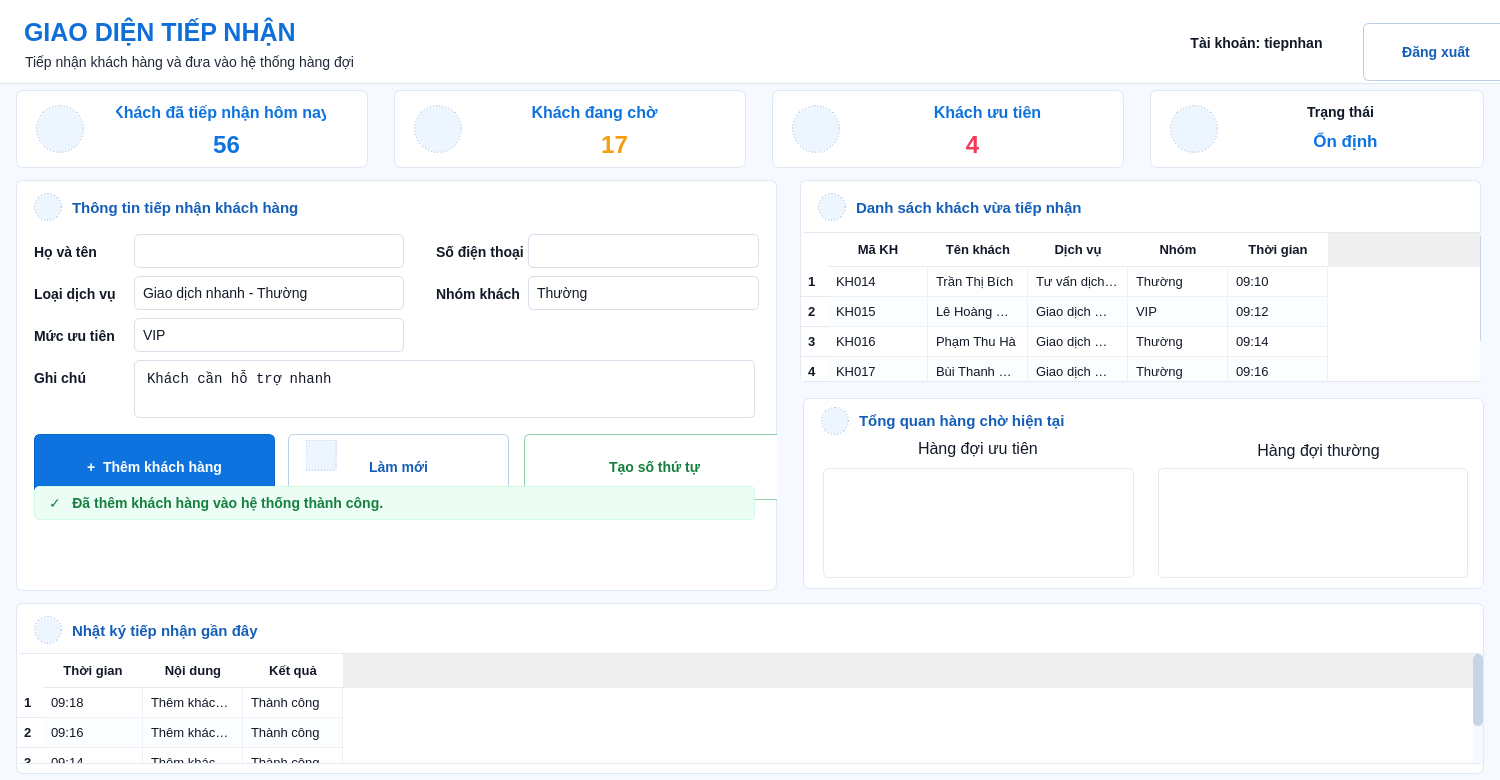
First picture: the form in ui/tiep_nhan.ui, repository DangDan111/Nhom4_Hethongmophonghangdoidichvu, before the edit.
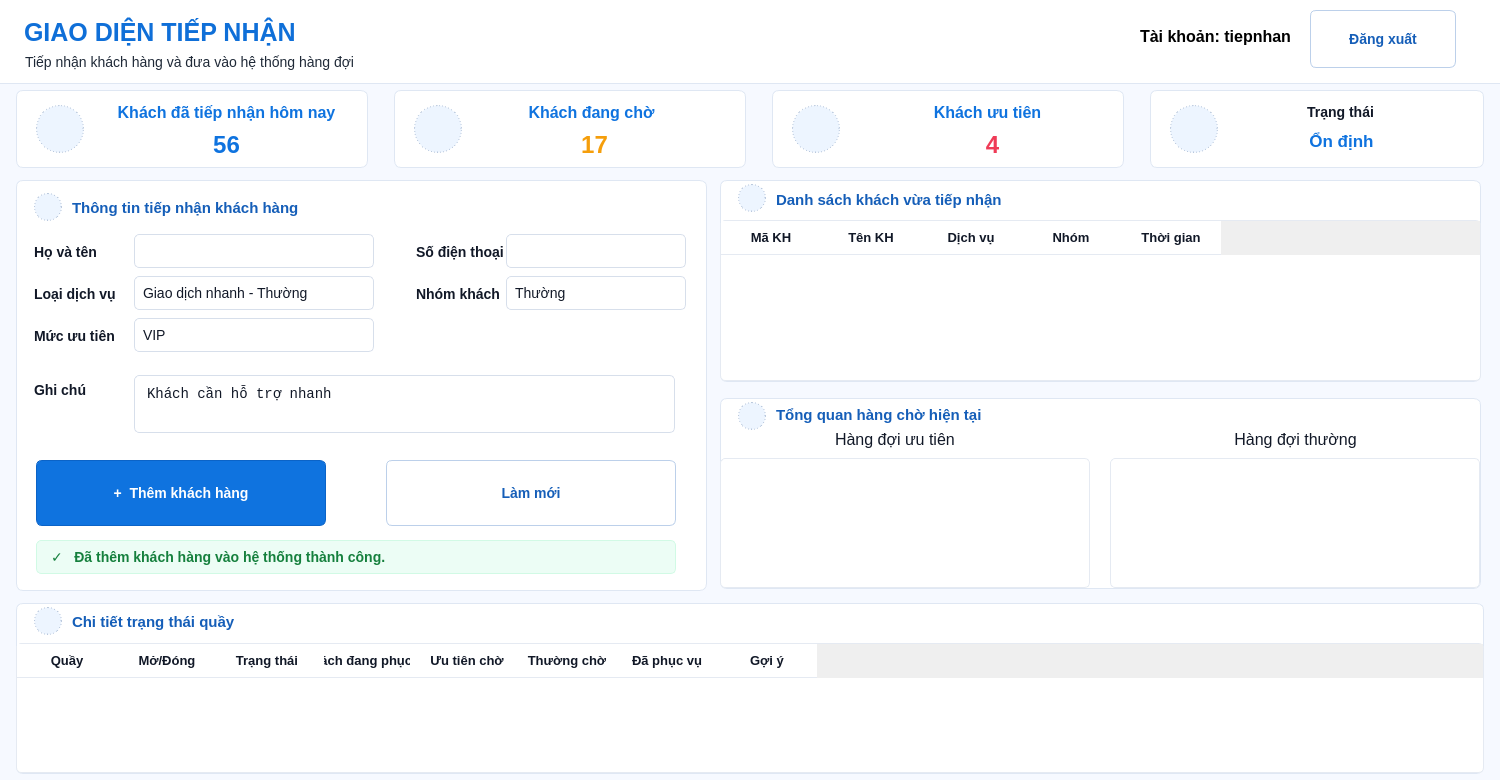
Second picture: the form after the edit. Icons and pictures are not drawn.

Commit message: tiep nhan

```diff
--- a/ui/tiep_nhan.ui
+++ b/ui/tiep_nhan.ui
@@ -420,9 +420,9 @@
    <widget class="QLabel" name="lblTaiKhoan">
     <property name="geometry">
      <rect>
-      <x>1178</x>
-      <y>26</y>
-      <width>157</width>
+      <x>1130</x>
+      <y>20</y>
+      <width>171</width>
       <height>33</height>
      </rect>
     </property>
@@ -430,9 +430,16 @@
      <font>
       <family>Segoe UI</family>
       <pointsize>-1</pointsize>
-      <bold>true</bold>
+      <fontweight>Black</fontweight>
      </font>
     </property>
+    <property name="styleSheet">
+     <string notr="true">color: #000000;
+font-family: &quot;Segoe UI&quot;;
+font-size: 16px;
+font-weight: 900;
+</string>
+    </property>
     <property name="text">
      <string>Tài khoản: tiepnhan</string>
     </property>
@@ -443,8 +450,8 @@
    <widget class="QPushButton" name="btnDangXuat">
     <property name="geometry">
      <rect>
-      <x>1363</x>
-      <y>23</y>
+      <x>1310</x>
+      <y>10</y>
       <width>146</width>
       <height>58</height>
      </rect>
@@ -519,7 +526,7 @@
      <rect>
       <x>100</x>
       <y>10</y>
-      <width>210</width>
+      <width>221</width>
       <height>24</height>
      </rect>
     </property>
@@ -527,7 +534,7 @@
      <font>
       <family>Segoe UI</family>
       <pointsize>-1</pointsize>
-      <fontweight>DemiBold</fontweight>
+      <bold>true</bold>
      </font>
     </property>
     <property name="styleSheet">
@@ -619,7 +626,7 @@
    <widget class="QLabel" name="cardDangChoTitle">
     <property name="geometry">
      <rect>
-      <x>110</x>
+      <x>107</x>
       <y>10</y>
       <width>181</width>
       <height>24</height>
@@ -629,7 +636,7 @@
      <font>
       <family>Segoe UI</family>
       <pointsize>-1</pointsize>
-      <fontweight>DemiBold</fontweight>
+      <bold>true</bold>
      </font>
     </property>
     <property name="styleSheet">
@@ -647,7 +654,7 @@
    <widget class="QLabel" name="lblSoKhachDangCho">
     <property name="geometry">
      <rect>
-      <x>170</x>
+      <x>150</x>
       <y>40</y>
       <width>101</width>
       <height>30</height>
@@ -749,7 +756,7 @@
    <widget class="QLabel" name="lblKhachUuTien">
     <property name="geometry">
      <rect>
-      <x>140</x>
+      <x>160</x>
       <y>40</y>
       <width>121</width>
       <height>30</height>
@@ -846,7 +853,7 @@
    <widget class="QLabel" name="lblTiepNhanThanhCong">
     <property name="geometry">
      <rect>
-      <x>130</x>
+      <x>126</x>
       <y>40</y>
       <width>131</width>
       <height>21</height>
@@ -856,7 +863,7 @@
      <font>
       <family>Segoe UI</family>
       <pointsize>-1</pointsize>
-      <fontweight>ExtraBold</fontweight>
+      <bold>true</bold>
      </font>
     </property>
     <property name="styleSheet">
@@ -877,7 +884,7 @@
     <rect>
      <x>16</x>
      <y>180</y>
-     <width>761</width>
+     <width>691</width>
      <height>411</height>
     </rect>
    </property>
@@ -967,7 +974,7 @@
      <rect>
       <x>118</x>
       <y>54</y>
-      <width>270</width>
+      <width>240</width>
       <height>34</height>
      </rect>
     </property>
@@ -985,9 +992,9 @@
    <widget class="QLabel" name="lblDienThoai">
     <property name="geometry">
      <rect>
-      <x>420</x>
+      <x>400</x>
       <y>58</y>
-      <width>88</width>
+      <width>87</width>
       <height>28</height>
      </rect>
     </property>
@@ -1005,9 +1012,9 @@
    <widget class="QLineEdit" name="txtSoDienThoai">
     <property name="geometry">
      <rect>
-      <x>512</x>
+      <x>490</x>
       <y>54</y>
-      <width>231</width>
+      <width>180</width>
       <height>34</height>
      </rect>
     </property>
@@ -1047,7 +1054,7 @@
      <rect>
       <x>118</x>
       <y>96</y>
-      <width>270</width>
+      <width>240</width>
       <height>34</height>
      </rect>
     </property>
@@ -1067,7 +1074,7 @@
    <widget class="QLabel" name="lblNhomKhach">
     <property name="geometry">
      <rect>
-      <x>420</x>
+      <x>400</x>
       <y>100</y>
       <width>88</width>
       <height>28</height>
@@ -1087,9 +1094,9 @@
    <widget class="QComboBox" name="cboNhomKhach">
     <property name="geometry">
      <rect>
-      <x>512</x>
+      <x>490</x>
       <y>96</y>
-      <width>231</width>
+      <width>180</width>
       <height>34</height>
      </rect>
     </property>
@@ -1141,7 +1148,7 @@
      <rect>
       <x>118</x>
       <y>138</y>
-      <width>270</width>
+      <width>240</width>
       <height>34</height>
      </rect>
     </property>
@@ -1172,7 +1179,7 @@
     <property name="geometry">
      <rect>
       <x>18</x>
-      <y>184</y>
+      <y>196</y>
       <width>78</width>
       <height>28</height>
      </rect>
@@ -1192,8 +1199,8 @@
     <property name="geometry">
      <rect>
       <x>118</x>
-      <y>180</y>
-      <width>621</width>
+      <y>195</y>
+      <width>541</width>
       <height>58</height>
      </rect>
     </property>
@@ -1211,9 +1218,9 @@
    <widget class="QPushButton" name="btnThemKhach">
     <property name="geometry">
      <rect>
-      <x>18</x>
-      <y>254</y>
-      <width>241</width>
+      <x>20</x>
+      <y>280</y>
+      <width>290</width>
       <height>66</height>
      </rect>
     </property>
@@ -1237,9 +1244,9 @@
    <widget class="QPushButton" name="btnLamMoi">
     <property name="geometry">
      <rect>
-      <x>272</x>
-      <y>254</y>
-      <width>221</width>
+      <x>370</x>
+      <y>280</y>
+      <width>290</width>
       <height>66</height>
      </rect>
     </property>
@@ -1260,38 +1267,12 @@
      <string>secondary</string>
     </property>
    </widget>
-   <widget class="QPushButton" name="btnTaoSoThuTu">
-    <property name="geometry">
-     <rect>
-      <x>508</x>
-      <y>254</y>
-      <width>261</width>
-      <height>66</height>
-     </rect>
-    </property>
-    <property name="font">
-     <font>
-      <family>Segoe UI</family>
-      <pointsize>-1</pointsize>
-      <fontweight>ExtraBold</fontweight>
-     </font>
-    </property>
-    <property name="cursor">
-     <cursorShape>PointingHandCursor</cursorShape>
-    </property>
-    <property name="text">
-     <string>Tạo số thứ tự</string>
-    </property>
-    <property name="class" stdset="0">
-     <string>success</string>
-    </property>
-   </widget>
    <widget class="QLabel" name="lblThongBaoThanhCong">
     <property name="geometry">
      <rect>
-      <x>18</x>
-      <y>306</y>
-      <width>721</width>
+      <x>20</x>
+      <y>360</y>
+      <width>640</width>
       <height>34</height>
      </rect>
     </property>
@@ -1312,48 +1293,13 @@
      <string>badgeGreen</string>
     </property>
    </widget>
-   <widget class="QLabel" name="cardDaTiepNhanImage_2">
-    <property name="geometry">
-     <rect>
-      <x>290</x>
-      <y>260</y>
-      <width>31</width>
-      <height>31</height>
-     </rect>
-    </property>
-    <property name="font">
-     <font>
-      <family>Segoe UI</family>
-      <pointsize>11</pointsize>
-      <bold>false</bold>
-     </font>
-    </property>
-    <property name="styleSheet">
-     <string notr="true">background:#edf5ff; border:1px dashed #b8c7dc; border-radius:24px;</string>
-    </property>
-    <property name="text">
-     <string/>
-    </property>
-    <property name="pixmap">
-     <pixmap>../images/invitation.png</pixmap>
-    </property>
-    <property name="scaledContents">
-     <bool>true</bool>
-    </property>
-    <property name="alignment">
-     <set>Qt::AlignmentFlag::AlignCenter</set>
-    </property>
-    <property name="class" stdset="0">
-     <string>imageSlot</string>
-    </property>
-   </widget>
   </widget>
   <widget class="QFrame" name="panelDanhSach">
    <property name="geometry">
     <rect>
-     <x>800</x>
+     <x>720</x>
      <y>180</y>
-     <width>681</width>
+     <width>761</width>
      <height>202</height>
     </rect>
    </property>
@@ -1364,7 +1310,7 @@
     <property name="geometry">
      <rect>
       <x>18</x>
-      <y>13</y>
+      <y>4</y>
       <width>28</width>
       <height>28</height>
      </rect>
@@ -1399,7 +1345,7 @@
     <property name="geometry">
      <rect>
       <x>56</x>
-      <y>14</y>
+      <y>6</y>
       <width>300</width>
       <height>28</height>
      </rect>
@@ -1422,9 +1368,9 @@
     <property name="geometry">
      <rect>
       <x>0</x>
-      <y>52</y>
-      <width>691</width>
-      <height>150</height>
+      <y>40</y>
+      <width>761</width>
+      <height>161</height>
      </rect>
     </property>
     <property name="font">
@@ -1450,15 +1396,11 @@
      <bool>true</bool>
     </property>
     <property name="rowCount">
-     <number>4</number>
+     <number>0</number>
     </property>
     <property name="columnCount">
      <number>5</number>
     </property>
-    <row/>
-    <row/>
-    <row/>
-    <row/>
     <column>
      <property name="text">
       <string>Mã KH</string>
@@ -1466,7 +1408,7 @@
     </column>
     <column>
      <property name="text">
-      <string>Tên khách</string>
+      <string>Tên KH</string>
      </property>
     </column>
     <column>
@@ -1484,114 +1426,14 @@
       <string>Thời gian</string>
      </property>
     </column>
-    <item row="0" column="0">
-     <property name="text">
-      <string>KH014</string>
-     </property>
-    </item>
-    <item row="0" column="1">
-     <property name="text">
-      <string>Trần Thị Bích</string>
-     </property>
-    </item>
-    <item row="0" column="2">
-     <property name="text">
-      <string>Tư vấn dịch vụ</string>
-     </property>
-    </item>
-    <item row="0" column="3">
-     <property name="text">
-      <string>Thường</string>
-     </property>
-    </item>
-    <item row="0" column="4">
-     <property name="text">
-      <string>09:10</string>
-     </property>
-    </item>
-    <item row="1" column="0">
-     <property name="text">
-      <string>KH015</string>
-     </property>
-    </item>
-    <item row="1" column="1">
-     <property name="text">
-      <string>Lê Hoàng Nam</string>
-     </property>
-    </item>
-    <item row="1" column="2">
-     <property name="text">
-      <string>Giao dịch phức tạp</string>
-     </property>
-    </item>
-    <item row="1" column="3">
-     <property name="text">
-      <string>VIP</string>
-     </property>
-    </item>
-    <item row="1" column="4">
-     <property name="text">
-      <string>09:12</string>
-     </property>
-    </item>
-    <item row="2" column="0">
-     <property name="text">
-      <string>KH016</string>
-     </property>
-    </item>
-    <item row="2" column="1">
-     <property name="text">
-      <string>Phạm Thu Hà</string>
-     </property>
-    </item>
-    <item row="2" column="2">
-     <property name="text">
-      <string>Giao dịch nhanh</string>
-     </property>
-    </item>
-    <item row="2" column="3">
-     <property name="text">
-      <string>Thường</string>
-     </property>
-    </item>
-    <item row="2" column="4">
-     <property name="text">
-      <string>09:14</string>
-     </property>
-    </item>
-    <item row="3" column="0">
-     <property name="text">
-      <string>KH017</string>
-     </property>
-    </item>
-    <item row="3" column="1">
-     <property name="text">
-      <string>Bùi Thanh Tâm</string>
-     </property>
-    </item>
-    <item row="3" column="2">
-     <property name="text">
-      <string>Giao dịch nhanh</string>
-     </property>
-    </item>
-    <item row="3" column="3">
-     <property name="text">
-      <string>Thường</string>
-     </property>
-    </item>
-    <item row="3" column="4">
-     <property name="text">
-      <string>09:16</string>
-     </property>
-    </item>
    </widget>
   </widget>
   <widget class="QFrame" name="panelTongQuan">
    <property name="geometry">
     <rect>
-     <x>803</x>
+     <x>720</x>
      <y>398</y>
-     <width>681</width>
+     <width>761</width>
      <height>191</height>
     </rect>
    </property>
@@ -1602,7 +1444,7 @@
     <property name="geometry">
      <rect>
       <x>18</x>
-      <y>9</y>
+      <y>4</y>
       <width>28</width>
       <height>28</height>
      </rect>
@@ -1637,7 +1479,7 @@
     <property name="geometry">
      <rect>
       <x>56</x>
-      <y>9</y>
+      <y>3</y>
       <width>300</width>
       <height>28</height>
      </rect>
@@ -1660,9 +1502,9 @@
     <property name="geometry">
      <rect>
       <x>115</x>
-      <y>40</y>
-      <width>132</width>
-      <height>20</height>
+      <y>26</y>
+      <width>127</width>
+      <height>30</height>
      </rect>
     </property>
     <property name="font">
@@ -1677,20 +1519,20 @@
    <widget class="QTableWidget" name="tblHangDoiUuTien">
     <property name="geometry">
      <rect>
-      <x>20</x>
-      <y>70</y>
-      <width>311</width>
-      <height>110</height>
+      <x>0</x>
+      <y>60</y>
+      <width>370</width>
+      <height>130</height>
      </rect>
     </property>
    </widget>
    <widget class="QLabel" name="lblBangThuong">
     <property name="geometry">
      <rect>
-      <x>450</x>
-      <y>40</y>
+      <x>510</x>
+      <y>26</y>
       <width>131</width>
-      <height>25</height>
+      <height>30</height>
      </rect>
     </property>
     <property name="font">
@@ -1708,10 +1550,10 @@
    <widget class="QTableWidget" name="tblHangDoiThuong">
     <property name="geometry">
      <rect>
-      <x>355</x>
-      <y>70</y>
-      <width>310</width>
-      <height>110</height>
+      <x>390</x>
+      <y>60</y>
+      <width>370</width>
+      <height>130</height>
      </rect>
     </property>
    </widget>
@@ -1732,7 +1574,7 @@
     <property name="geometry">
      <rect>
       <x>18</x>
-      <y>13</y>
+      <y>4</y>
       <width>28</width>
       <height>28</height>
      </rect>
@@ -1767,9 +1609,9 @@
     <property name="geometry">
      <rect>
       <x>56</x>
-      <y>14</y>
-      <width>300</width>
-      <height>28</height>
+      <y>8</y>
+      <width>360</width>
+      <height>21</height>
      </rect>
     </property>
     <property name="font">
@@ -1780,7 +1622,7 @@
      </font>
     </property>
     <property name="text">
-     <string>Nhật ký tiếp nhận gần đây</string>
+     <string>Chi tiết trạng thái quầy</string>
     </property>
     <property name="class" stdset="0">
      <string>sectionTitle</string>
@@ -1790,9 +1632,9 @@
     <property name="geometry">
      <rect>
       <x>0</x>
-      <y>50</y>
+      <y>40</y>
       <width>1468</width>
-      <height>111</height>
+      <height>130</height>
      </rect>
     </property>
     <property name="font">
@@ -1818,74 +1660,51 @@
      <bool>true</bool>
     </property>
     <property name="rowCount">
-     <number>3</number>
+     <number>0</number>
     </property>
     <property name="columnCount">
-     <number>3</number>
+     <number>8</number>
     </property>
-    <row/>
-    <row/>
-    <row/>
     <column>
      <property name="text">
-      <string>Thời gian</string>
+      <string>Quầy</string>
      </property>
     </column>
     <column>
      <property name="text">
-      <string>Nội dung</string>
+      <string>Mở/Đóng</string>
      </property>
     </column>
     <column>
      <property name="text">
-      <string>Kết quả</string>
+      <string>Trạng thái</string>
      </property>
     </column>
-    <item row="0" column="0">
+    <column>
      <property name="text">
-      <string>09:18</string>
+      <string>Khách đang phục vụ</string>
      </property>
-    </item>
-    <item row="0" column="1">
+    </column>
+    <column>
      <property name="text">
-      <string>Thêm khách KH018 - Ngô Gia Bảo</string>
+      <string>Ưu tiên chờ</string>
      </property>
-    </item>
-    <item row="0" column="2">
+    </column>
+    <column>
      <property name="text">
-      <string>Thành công</string>
+      <string>Thường chờ</string>
      </property>
-    </item>
-    <item row="1" column="0">
+    </column>
+    <column>
      <property name="text">
-      <string>09:16</string>
+      <string>Đã phục vụ</string>
      </property>
-    </item>
-    <item row="1" column="1">
+    </column>
+    <column>
      <property name="text">
-      <string>Thêm khách KH017 - Bùi Thanh Tâm</string>
+      <string>Gợi ý</string>
      </property>
-    </item>
-    <item row="1" column="2">
-     <property name="text">
-      <string>Thành công</string>
-     </property>
-    </item>
-    <item row="2" column="0">
-     <property name="text">
-      <string>09:14</string>
-     </property>
-    </item>
-    <item row="2" column="1">
-     <property name="text">
-      <string>Thêm khách KH016 - Phạm Thu Hà</string>
-     </property>
-    </item>
-    <item row="2" column="2">
-     <property name="text">
-      <string>Thành công</string>
-     </property>
-    </item>
+    </column>
    </widget>
   </widget>
  </widget>
```
Left out of the diff: 6 changed lines with no effect on the pictures. The commit also changes 2 other files.
